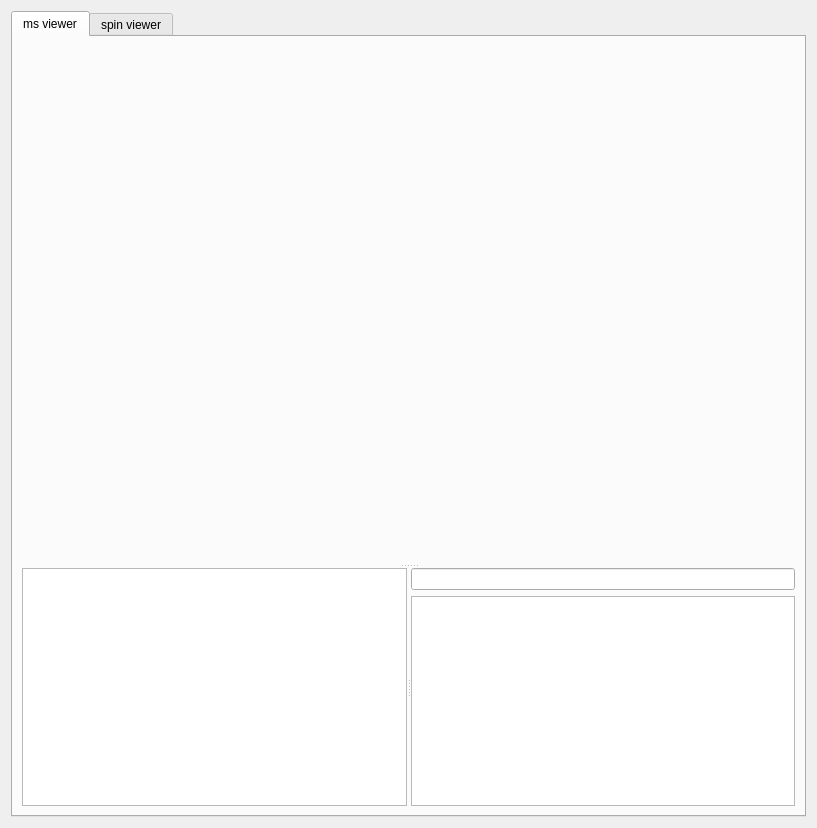
Before: the Qt Designer form viewer/trimesh_viewer_mainwindow.ui in nithins/mscomplex-tri, drawn with Qt 5.
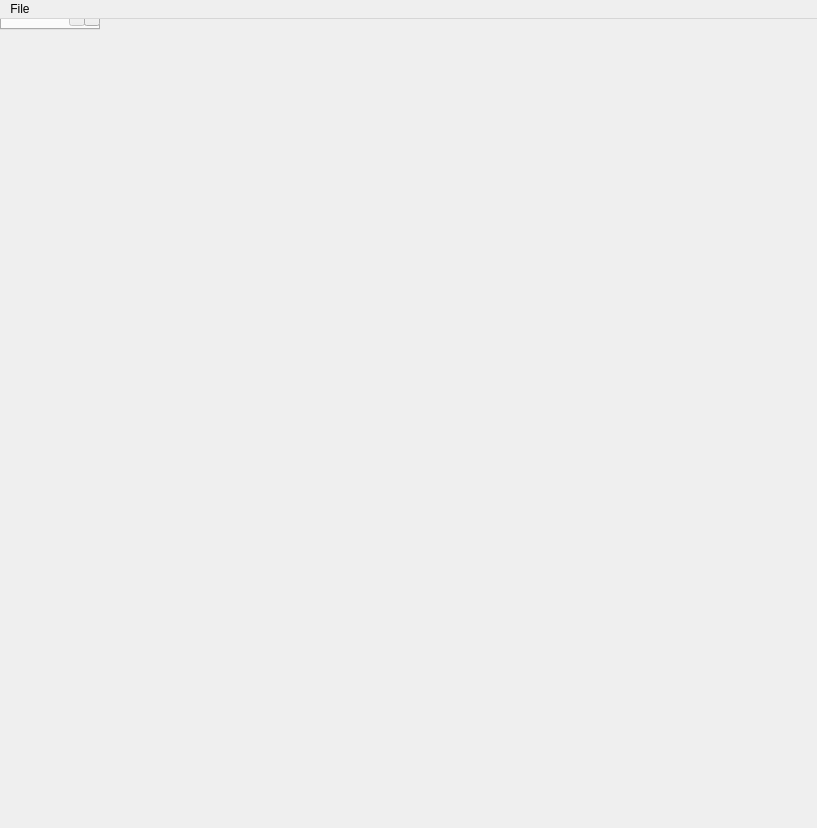
After: the same form once the commit is applied. Custom widgets are drawn as their Qt base class.

```diff
--- a/viewer/trimesh_viewer_mainwindow.ui
+++ b/viewer/trimesh_viewer_mainwindow.ui
@@ -1,7 +1,7 @@
 <?xml version="1.0" encoding="UTF-8"?>
 <ui version="4.0">
  <class>viewer_mainwindow_Dialog</class>
- <widget class="QDialog" name="viewer_mainwindow_Dialog">
+ <widget class="QMainWindow" name="viewer_mainwindow_Dialog">
   <property name="geometry">
    <rect>
     <x>0</x>
@@ -16,8 +16,6 @@
   <property name="windowTitle">
    <string>Frame</string>
   </property>
-  <layout class="QVBoxLayout" name="verticalLayout_3">
-   <item>
     <widget class="QTabWidget" name="tabWidget">
      <property name="currentIndex">
       <number>0</number>
@@ -169,8 +167,28 @@
       </widget>
      </widget>
     </widget>
-   </item>
-  </layout>
+  <widget class="QMenuBar" name="menuBar">
+   <property name="geometry">
+    <rect>
+     <x>0</x>
+     <y>0</y>
+     <width>817</width>
+     <height>24</height>
+    </rect>
+   </property>
+   <widget class="QMenu" name="menuFile">
+    <property name="title">
+     <string>File</string>
+    </property>
+    <addaction name="actionLoad_Canc_Tree"/>
+   </widget>
+   <addaction name="menuFile"/>
+  </widget>
+  <action name="actionLoad_Canc_Tree">
+   <property name="text">
+    <string>Load Canc Tree</string>
+   </property>
+  </action>
  </widget>
  <customwidgets>
   <customwidget>
```
Lines whose indentation alone changed are shown as unchanged.
